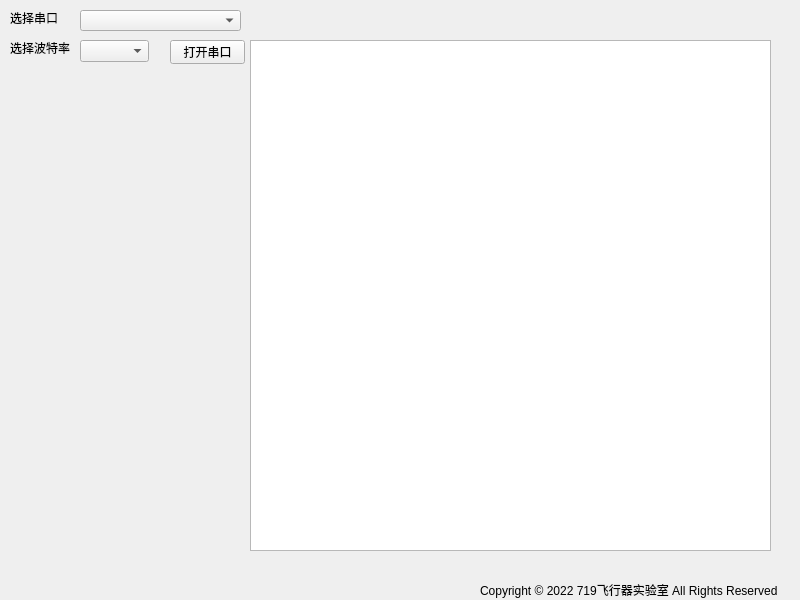
The window that widget.ui (HIT-zhangrun/719-fly) describes before a commit, drawn with Qt 5.
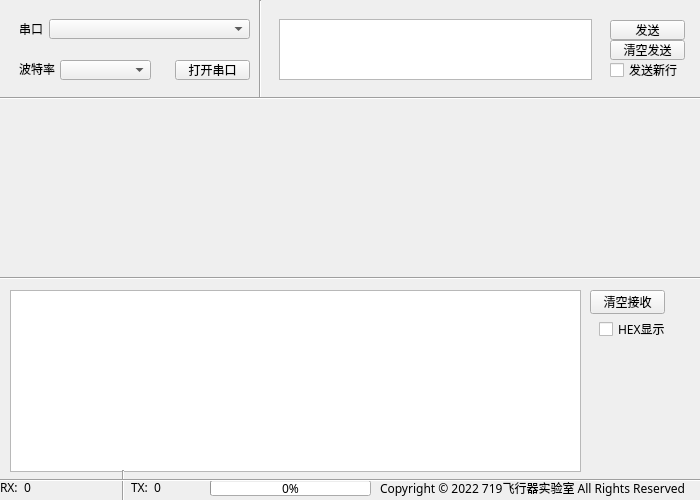
The same window after the commit. Custom widgets are drawn as their Qt base class.

What changed in the file:
```diff
--- a/widget.ui
+++ b/widget.ui
@@ -6,107 +6,397 @@
    <rect>
     <x>0</x>
     <y>0</y>
-    <width>800</width>
-    <height>600</height>
+    <width>700</width>
+    <height>500</height>
    </rect>
   </property>
   <property name="minimumSize">
    <size>
-    <width>800</width>
-    <height>600</height>
+    <width>700</width>
+    <height>500</height>
    </size>
   </property>
   <property name="maximumSize">
    <size>
-    <width>800</width>
-    <height>600</height>
+    <width>700</width>
+    <height>500</height>
    </size>
   </property>
+  <property name="font">
+   <font>
+    <family>Microsoft YaHei</family>
+   </font>
+  </property>
   <property name="windowTitle">
    <string>Widget</string>
   </property>
-  <widget class="QPushButton" name="serial_button">
-   <property name="geometry">
-    <rect>
-     <x>170</x>
-     <y>40</y>
-     <width>75</width>
-     <height>24</height>
-    </rect>
-   </property>
-   <property name="text">
-    <string>打开串口</string>
-   </property>
-  </widget>
-  <widget class="QTextBrowser" name="serial_display">
-   <property name="geometry">
-    <rect>
-     <x>250</x>
-     <y>40</y>
-     <width>521</width>
-     <height>511</height>
-    </rect>
-   </property>
-  </widget>
-  <widget class="SerialPortList" name="serial_port">
-   <property name="geometry">
-    <rect>
-     <x>80</x>
-     <y>10</y>
-     <width>161</width>
-     <height>21</height>
-    </rect>
-   </property>
-  </widget>
-  <widget class="QLabel" name="label">
-   <property name="geometry">
-    <rect>
-     <x>10</x>
-     <y>10</y>
-     <width>53</width>
-     <height>16</height>
-    </rect>
-   </property>
-   <property name="text">
-    <string>选择串口</string>
-   </property>
-  </widget>
-  <widget class="QLabel" name="label_2">
-   <property name="geometry">
-    <rect>
-     <x>10</x>
-     <y>40</y>
-     <width>71</width>
-     <height>16</height>
-    </rect>
-   </property>
-   <property name="text">
-    <string>选择波特率</string>
-   </property>
-  </widget>
   <widget class="QLabel" name="label_3">
    <property name="geometry">
     <rect>
-     <x>480</x>
-     <y>580</y>
-     <width>321</width>
-     <height>20</height>
+     <x>380</x>
+     <y>480</y>
+     <width>318</width>
+     <height>16</height>
     </rect>
    </property>
    <property name="text">
     <string>Copyright © 2022 719飞行器实验室 All Rights Reserved</string>
    </property>
   </widget>
-  <widget class="QComboBox" name="comboBox">
+  <widget class="QTextBrowser" name="recv_data">
    <property name="geometry">
     <rect>
-     <x>80</x>
-     <y>40</y>
-     <width>69</width>
-     <height>22</height>
+     <x>10</x>
+     <y>290</y>
+     <width>571</width>
+     <height>182</height>
     </rect>
    </property>
+   <property name="font">
+    <font>
+     <family>Microsoft YaHei</family>
+    </font>
+   </property>
+   <property name="mouseTracking">
+    <bool>false</bool>
+   </property>
   </widget>
+  <widget class="QWidget" name="widget_8" native="true">
+   <property name="geometry">
+    <rect>
+     <x>590</x>
+     <y>280</y>
+     <width>93</width>
+     <height>68</height>
+    </rect>
+   </property>
+   <widget class="QPushButton" name="clear_rx">
+    <property name="geometry">
+     <rect>
+      <x>0</x>
+      <y>10</y>
+      <width>75</width>
+      <height>24</height>
+     </rect>
+    </property>
+    <property name="text">
+     <string>清空接收</string>
+    </property>
+   </widget>
+   <widget class="QCheckBox" name="is_rx_hex">
+    <property name="geometry">
+     <rect>
+      <x>9</x>
+      <y>39</y>
+      <width>71</width>
+      <height>20</height>
+     </rect>
+    </property>
+    <property name="text">
+     <string>HEX显示</string>
+    </property>
+   </widget>
+  </widget>
+  <widget class="QWidget" name="widget_5" native="true">
+   <property name="geometry">
+    <rect>
+     <x>10</x>
+     <y>50</y>
+     <width>251</width>
+     <height>42</height>
+    </rect>
+   </property>
+   <widget class="QLabel" name="label_2">
+    <property name="geometry">
+     <rect>
+      <x>9</x>
+      <y>9</y>
+      <width>36</width>
+      <height>20</height>
+     </rect>
+    </property>
+    <property name="font">
+     <font>
+      <family>Microsoft YaHei</family>
+     </font>
+    </property>
+    <property name="text">
+     <string>波特率</string>
+    </property>
+   </widget>
+   <widget class="QComboBox" name="serial_baud">
+    <property name="geometry">
+     <rect>
+      <x>50</x>
+      <y>10</y>
+      <width>91</width>
+      <height>20</height>
+     </rect>
+    </property>
+   </widget>
+   <widget class="QPushButton" name="serial_button">
+    <property name="geometry">
+     <rect>
+      <x>165</x>
+      <y>10</y>
+      <width>75</width>
+      <height>20</height>
+     </rect>
+    </property>
+    <property name="font">
+     <font>
+      <family>Microsoft YaHei</family>
+     </font>
+    </property>
+    <property name="text">
+     <string>打开串口</string>
+    </property>
+   </widget>
+  </widget>
+  <widget class="QWidget" name="widget_6" native="true">
+   <property name="geometry">
+    <rect>
+     <x>10</x>
+     <y>10</y>
+     <width>241</width>
+     <height>40</height>
+    </rect>
+   </property>
+   <widget class="QLabel" name="label">
+    <property name="geometry">
+     <rect>
+      <x>9</x>
+      <y>9</y>
+      <width>24</width>
+      <height>20</height>
+     </rect>
+    </property>
+    <property name="font">
+     <font>
+      <family>Microsoft YaHei</family>
+     </font>
+    </property>
+    <property name="text">
+     <string>串口</string>
+    </property>
+   </widget>
+   <widget class="SerialPortList" name="serial_port">
+    <property name="geometry">
+     <rect>
+      <x>39</x>
+      <y>9</y>
+      <width>201</width>
+      <height>20</height>
+     </rect>
+    </property>
+   </widget>
+  </widget>
+  <widget class="QWidget" name="widget_3" native="true">
+   <property name="geometry">
+    <rect>
+     <x>270</x>
+     <y>10</y>
+     <width>430</width>
+     <height>81</height>
+    </rect>
+   </property>
+   <widget class="QTextEdit" name="send_data">
+    <property name="geometry">
+     <rect>
+      <x>9</x>
+      <y>9</y>
+      <width>313</width>
+      <height>61</height>
+     </rect>
+    </property>
+   </widget>
+   <widget class="QWidget" name="widget_7" native="true">
+    <property name="geometry">
+     <rect>
+      <x>330</x>
+      <y>10</y>
+      <width>93</width>
+      <height>61</height>
+     </rect>
+    </property>
+    <widget class="QPushButton" name="clear_tx">
+     <property name="geometry">
+      <rect>
+       <x>10</x>
+       <y>20</y>
+       <width>75</width>
+       <height>20</height>
+      </rect>
+     </property>
+     <property name="text">
+      <string>清空发送</string>
+     </property>
+    </widget>
+    <widget class="QCheckBox" name="is_send_new_line">
+     <property name="geometry">
+      <rect>
+       <x>10</x>
+       <y>40</y>
+       <width>71</width>
+       <height>20</height>
+      </rect>
+     </property>
+     <property name="text">
+      <string>发送新行</string>
+     </property>
+    </widget>
+    <widget class="QPushButton" name="send_button">
+     <property name="geometry">
+      <rect>
+       <x>10</x>
+       <y>0</y>
+       <width>75</width>
+       <height>20</height>
+      </rect>
+     </property>
+     <property name="text">
+      <string>发送</string>
+     </property>
+    </widget>
+   </widget>
+  </widget>
+  <widget class="QWidget" name="widget" native="true">
+   <property name="geometry">
+    <rect>
+     <x>0</x>
+     <y>470</y>
+     <width>161</width>
+     <height>34</height>
+    </rect>
+   </property>
+   <layout class="QHBoxLayout" name="horizontalLayout">
+    <item>
+     <widget class="QLabel" name="label_4">
+      <property name="text">
+       <string>RX:</string>
+      </property>
+     </widget>
+    </item>
+    <item>
+     <widget class="QLabel" name="rx_num">
+      <property name="text">
+       <string>0</string>
+      </property>
+     </widget>
+    </item>
+    <item>
+     <spacer name="horizontalSpacer">
+      <property name="orientation">
+       <enum>Qt::Horizontal</enum>
+      </property>
+      <property name="sizeHint" stdset="0">
+       <size>
+        <width>40</width>
+        <height>20</height>
+       </size>
+      </property>
+     </spacer>
+    </item>
+    <item>
+     <widget class="Line" name="line_2">
+      <property name="orientation">
+       <enum>Qt::Vertical</enum>
+      </property>
+     </widget>
+    </item>
+    <item>
+     <widget class="QLabel" name="label_5">
+      <property name="text">
+       <string>TX:</string>
+      </property>
+     </widget>
+    </item>
+    <item>
+     <widget class="QLabel" name="tx_num">
+      <property name="text">
+       <string>0</string>
+      </property>
+     </widget>
+    </item>
+   </layout>
+  </widget>
+  <widget class="QProgressBar" name="progress_bar">
+   <property name="geometry">
+    <rect>
+     <x>210</x>
+     <y>480</y>
+     <width>161</width>
+     <height>16</height>
+    </rect>
+   </property>
+   <property name="value">
+    <number>0</number>
+   </property>
+  </widget>
+  <widget class="Line" name="line">
+   <property name="geometry">
+    <rect>
+     <x>0</x>
+     <y>270</y>
+     <width>701</width>
+     <height>16</height>
+    </rect>
+   </property>
+   <property name="orientation">
+    <enum>Qt::Horizontal</enum>
+   </property>
+  </widget>
+  <widget class="Line" name="line_3">
+   <property name="geometry">
+    <rect>
+     <x>0</x>
+     <y>470</y>
+     <width>701</width>
+     <height>20</height>
+    </rect>
+   </property>
+   <property name="orientation">
+    <enum>Qt::Horizontal</enum>
+   </property>
+  </widget>
+  <widget class="Line" name="line_4">
+   <property name="geometry">
+    <rect>
+     <x>0</x>
+     <y>90</y>
+     <width>701</width>
+     <height>16</height>
+    </rect>
+   </property>
+   <property name="orientation">
+    <enum>Qt::Horizontal</enum>
+   </property>
+  </widget>
+  <widget class="Line" name="line_5">
+   <property name="geometry">
+    <rect>
+     <x>250</x>
+     <y>0</y>
+     <width>20</width>
+     <height>98</height>
+    </rect>
+   </property>
+   <property name="orientation">
+    <enum>Qt::Vertical</enum>
+   </property>
+  </widget>
+  <zorder>widget_3</zorder>
+  <zorder>label_3</zorder>
+  <zorder>recv_data</zorder>
+  <zorder>widget_8</zorder>
+  <zorder>widget_5</zorder>
+  <zorder>widget_6</zorder>
+  <zorder>widget</zorder>
+  <zorder>progress_bar</zorder>
+  <zorder>line</zorder>
+  <zorder>line_3</zorder>
+  <zorder>line_4</zorder>
+  <zorder>line_5</zorder>
  </widget>
  <customwidgets>
   <customwidget>
```
